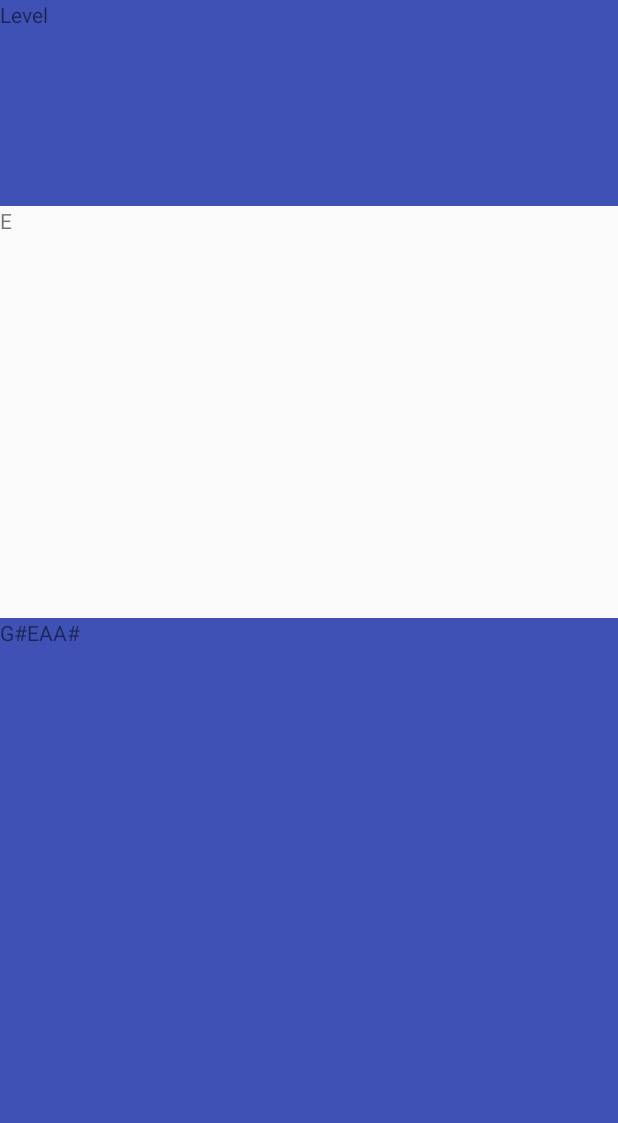
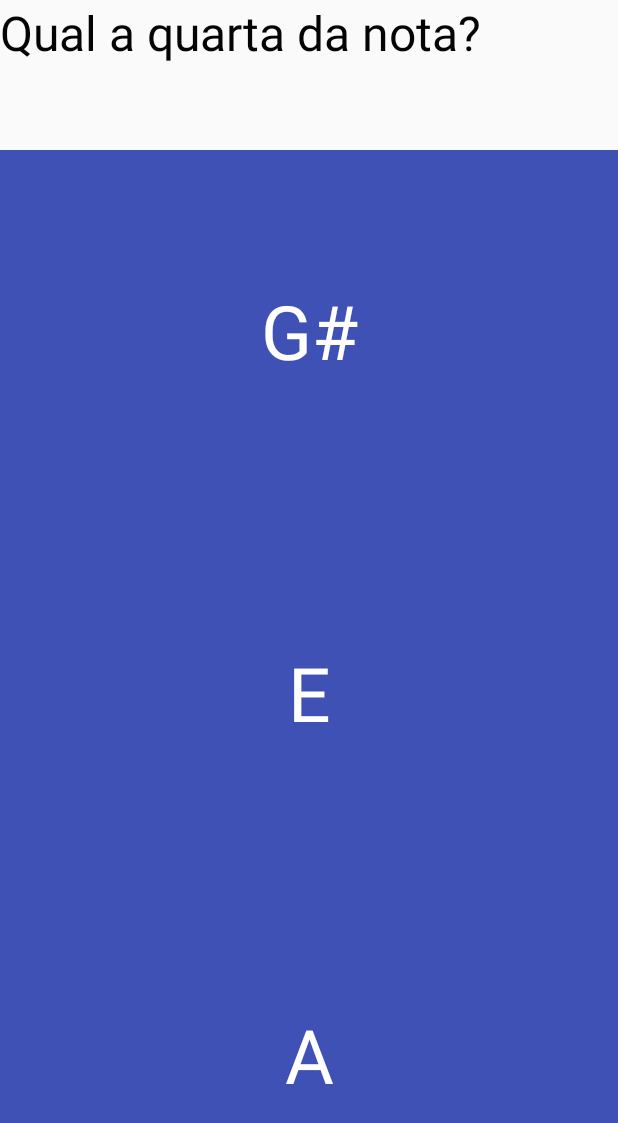
Before and after one commit to mtsodf/MusicGame, an Android app: the GameActivity screen opened directly, with no data from a screen before it, on a phone screen of 412 x 824 dp. Shown: the top 1123 px of the screen. Run offline under Robolectric (Android 15) with nearby library versions, the phone set to English and light mode, and no system bars.

Commit message:
Adicao de jogo completo

```diff
--- a/app/src/main/java/music/com/br/musicgame/GameActivity.java
+++ b/app/src/main/java/music/com/br/musicgame/GameActivity.java
@@ -2,15 +2,17 @@ package music.com.br.musicgame;
 
 import android.app.Activity;
 import android.os.Bundle;
+import android.view.View;
 import android.widget.LinearLayout;
 import android.widget.TextView;
 
+import music.com.br.musicgame.entities.Jogo;
 import music.com.br.musicgame.entities.Note;
 import music.com.br.musicgame.entities.NoteGame;
 
 public class GameActivity extends Activity {
 
-    NoteGame noteGame;
+    Jogo noteGame;
 
 
 
@@ -26,28 +28,69 @@ public class GameActivity extends Activity {
     @Override
     protected void onStart() {
         super.onStart();
+        getReferenceToViews();
 
+
+        criarNovoJogo();
+    }
+
+    private void criarNovoJogo() {
         noteGame.newPhase();
 
-        TextView textView = new TextView(this);
 
-        textView.setText(noteGame.currentNote.toString());
+        questionView.setText(noteGame.currentNote.toString());
 
-        questionView().addView(textView);
 
-        for(Note n : noteGame.currentAlternatives) {
-            TextView textView1 = new TextView(this);
-            textView1.setText(n.toString());
+        questionView.setText(noteGame.question);
 
-            answerView().addView(textView1);
+        answer1View.setText(noteGame.currentAlternatives.get(0).toString());
+        answer2View.setText(noteGame.currentAlternatives.get(1).toString());
+        answer3View.setText(noteGame.currentAlternatives.get(2).toString());
+    }
+
+    private void getReferenceToViews() {
+        questionView = (TextView) findViewById(R.id.questionsView);
+        answer1View = (TextView) findViewById(R.id.answer1View);
+        answer2View = (TextView) findViewById(R.id.answer2View);
+        answer3View = (TextView) findViewById(R.id.answer3View);
+    }
+
+    public void onButtonClick(View v){
+
+        if(v.getId() == R.id.answer1View){
+            if(noteGame.rightAnswer(noteGame.currentAlternatives.get(0))){
+
+            } else{
+
+            }
+            criarNovoJogo();
+            return;
+        }
+        if(v.getId() == R.id.answer2View){
+            if(noteGame.rightAnswer(noteGame.currentAlternatives.get(0))){
+
+            } else{
+
+            }
+            criarNovoJogo();
+            return;
 
         }
+        if(v.getId() == R.id.answer3View){
+            if(noteGame.rightAnswer(noteGame.currentAlternatives.get(0))){
+
+            } else{
+
+            }
+            criarNovoJogo();
+            return;
+
+        }
+
+
+
     }
 
-    public LinearLayout questionView(){
-        return (LinearLayout) findViewById(R.id.QuestionView);
-    }
-    public LinearLayout answerView(){
-        return (LinearLayout) findViewById(R.id.AnswerView);
-    }
+    TextView questionView, answer1View, answer2View, answer3View;
+
 }
--- /dev/null
+++ b/app/src/main/java/music/com/br/musicgame/entities/Jogo.java
@@ -0,0 +1,59 @@
+package music.com.br.musicgame.entities;
+
+import java.util.ArrayList;
+import java.util.List;
+import java.util.Random;
+
+/**
+ * Created by mtsodf on 01/02/16.
+ */
+public abstract class Jogo {
+
+    public Jogo() {
+        random = new Random();
+    }
+
+    Random random;
+
+    public Note currentNote;
+
+    public Note currentAnswer;
+
+    public List<Note> currentAlternatives;
+
+    int answerIndex;
+
+    public String question;
+
+    public void newPhase() {
+        currentNote = new Note(random.nextInt(12));
+
+        currentAlternatives = new ArrayList<Note>();
+
+        question = generateQuestion();
+
+        currentAnswer = generateAnswer();
+
+        while (currentAlternatives.size() < 3) {
+            int randomInt = random.nextInt(12);
+            if (randomInt != currentNote.note) {
+                Note newNote = new Note(randomInt);
+                currentAlternatives.add(newNote);
+            }
+
+        }
+
+        currentAlternatives.add(random.nextInt(3), currentNote);
+
+    }
+
+    protected abstract Note generateAnswer();
+
+    public boolean rightAnswer(Note answer) {
+        return answer.note == currentAnswer.note;
+    }
+
+
+    protected abstract String generateQuestion();
+
+}
--- a/app/src/main/java/music/com/br/musicgame/entities/NoteGame.java
+++ b/app/src/main/java/music/com/br/musicgame/entities/NoteGame.java
@@ -7,38 +7,16 @@ import java.util.Random;
 /**
  * Created by Mateus on 01/02/2016.
  */
-public class NoteGame {
+public class NoteGame extends Jogo{
 
-    public NoteGame(){
-        random = new Random();
+
+    @Override
+    protected Note generateAnswer() {
+        return currentNote.quarta();
     }
 
-    Random random;
-
-    public Note currentNote;
-
-    public List<Note> currentAlternatives;
-
-    int answerIndex;
-
-    public void newPhase(){
-        currentNote = new Note(random.nextInt(12));
-
-        currentAlternatives = new ArrayList<Note>();
-
-
-
-
-        while(currentAlternatives.size() < 3){
-            int randomInt = random.nextInt(12);
-            if(randomInt!=currentNote.note) {
-                Note newNote = new Note(randomInt);
-                currentAlternatives.add(newNote);
-            }
-
-        }
-
-        currentAlternatives.add(random.nextInt(3),currentNote);
-
+    @Override
+    protected String generateQuestion() {
+        return "Qual a quarta da nota?";
     }
 }
--- a/app/src/main/res/layout/activity_game.xml
+++ b/app/src/main/res/layout/activity_game.xml
@@ -8,34 +8,68 @@
     android:orientation="vertical"
     >
 
-    <LinearLayout
-        android:layout_width="match_parent"
-        android:layout_height="0dp"
-        android:layout_weight="1"
-        android:background="@color/colorPrimary">
-        <TextView
-            android:layout_width="wrap_content"
-            android:layout_height="wrap_content"
-            android:text="@string/header"
-            />
-    </LinearLayout>
 
     <LinearLayout
         android:layout_width="match_parent"
-        android:layout_height="0dp"
-        android:layout_weight="2"
-        android:id="@+id/QuestionView"
+        android:layout_height="100dp"
         >
+
+        <TextView
+            android:id="@+id/questionsView"
+            android:layout_width="match_parent"
+            android:layout_height="match_parent"
+            android:text="Qual a quarta da nota?"
+
+            android:textSize="@dimen/abc_dropdownitem_icon_width"
+            android:textColor="#040404" />
+
 
     </LinearLayout>
 
     <LinearLayout
         android:layout_width="match_parent"
-        android:layout_height="0dp"
+        android:layout_height="100dp"
         android:layout_weight="3"
         android:background="@color/colorPrimary"
-        android:id="@+id/AnswerView"
-        ></LinearLayout>
+        android:orientation="vertical"
+        >
+        <TextView
+            android:id="@+id/answer1View"
+            android:layout_width="match_parent"
+            android:layout_height="100dp"
+            android:layout_weight="1"
+            android:textColor="@color/white"
+            android:gravity="center"
+            android:textSize="50dp"
+            android:text="Resposta 1"
+            android:onClick="onButtonClick"
+            />
+
+        <TextView
+            android:id="@+id/answer2View"
+            android:layout_width="match_parent"
+            android:layout_height="100dp"
+            android:layout_weight="1"
+            android:text="Resposta 2"
+            android:textColor="@color/white"
+            android:gravity="center"
+            android:textSize="50dp"
+            android:onClick="onButtonClick"
+
+            />
+        <TextView
+            android:id="@+id/answer3View"
+            android:layout_width="match_parent"
+            android:layout_height="100dp"
+            android:layout_weight="1"
+            android:gravity="center"
+            android:text="Resposta 3"
+            android:textColor="@color/white"
+            android:textSize="50dp"
+            android:onClick="onButtonClick"
+            />
+
+    </LinearLayout>
 
 
 </LinearLayout>
--- a/app/src/main/res/values/colors.xml
+++ b/app/src/main/res/values/colors.xml
@@ -3,4 +3,5 @@
     <color name="colorPrimary">#3F51B5</color>
     <color name="colorPrimaryDark">#303F9F</color>
     <color name="colorAccent">#FF4081</color>
+    <color name="white">#FFFFFF</color>
 </resources>
```
